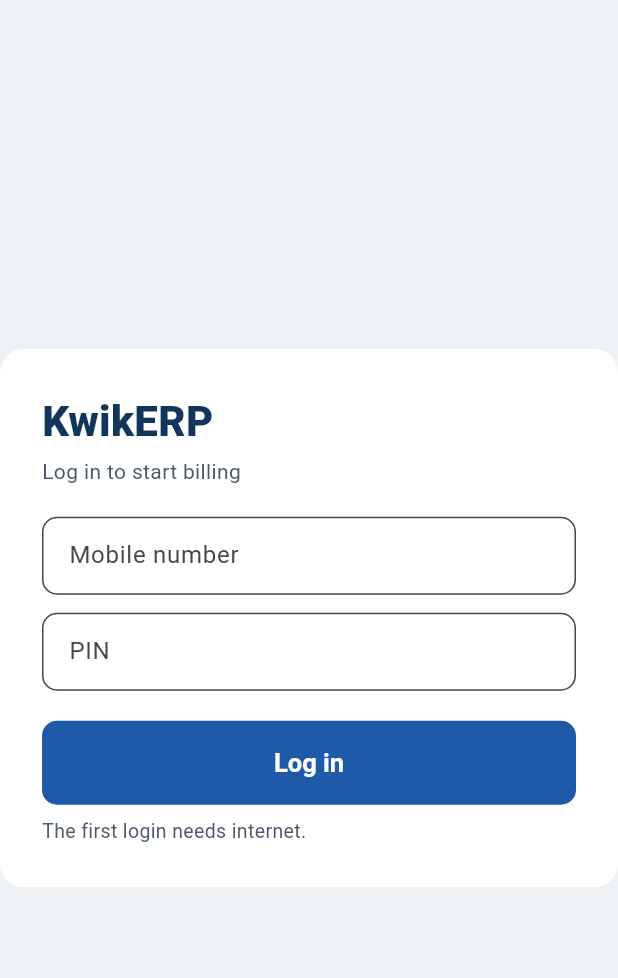
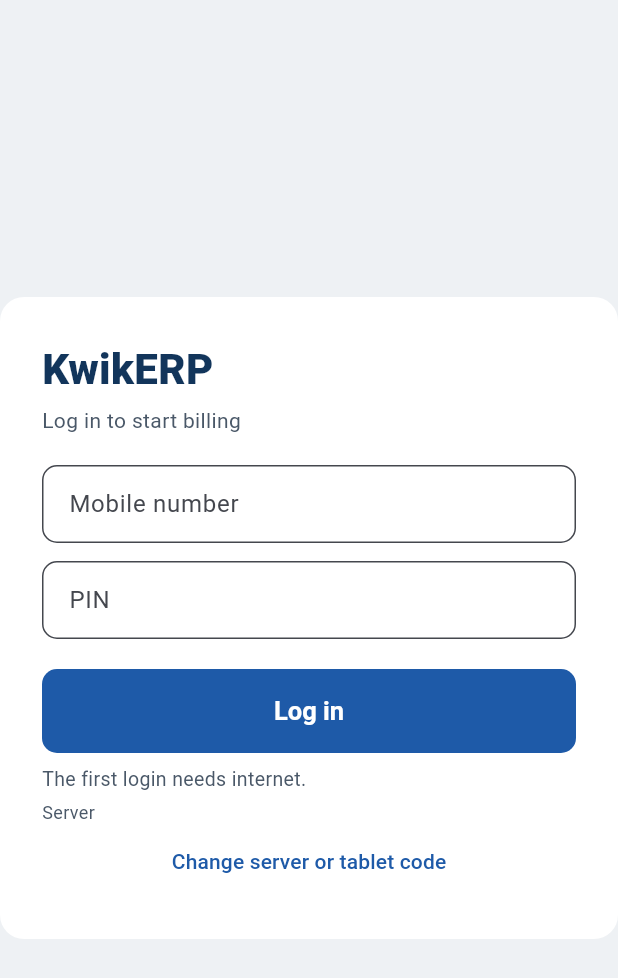
Before and after one commit to avipbizsolutions/kwikerp, a Flutter app: the LoginScreen screen opened directly, on a phone screen of 412 x 824 dp. Shown: the top 978 px of the screen. Run offline on Flutter 3.47's test engine with Material 3 defaults, Android fonts, the phone set to English and light mode, and no system bars; our stand-ins replace permission_handler, sqflite; missing offline and left inert: print_bluetooth_thermal; accounts and stored records are empty.

Commit message:
POS: clean up the typed server address, fix a saved bad one, add 'Change server or tablet code' on login
Co-Authored-By: Claude Opus 5.5 <noreply@anthropic.com>
Claude-Session: https://claude.ai/code/session_01Ay3sL3kwm8dMiZbotB4EHo

```diff
--- a/apps/pos/lib/ui/login_screen.dart
+++ b/apps/pos/lib/ui/login_screen.dart
@@ -61,6 +61,13 @@ class _LoginScreenState extends State<LoginScreen> {
                 FilledButton(onPressed: _busy ? null : _login, child: Text(_busy ? 'Logging in…' : 'Log in')),
                 const SizedBox(height: 8),
                 const Text('The first login needs internet.', style: TextStyle(color: Kc.muted, fontSize: 13)),
+                const SizedBox(height: 4),
+                Text('Server ${context.read<PosState>().serverUrl ?? ''}',
+                    style: const TextStyle(color: Kc.muted, fontSize: 12)),
+                TextButton(
+                  onPressed: () => context.read<PosState>().resetSetup(),
+                  child: const Text('Change server or tablet code'),
+                ),
               ],
             ),
           ),
--- a/apps/pos/lib/ui/setup_screen.dart
+++ b/apps/pos/lib/ui/setup_screen.dart
@@ -13,7 +13,7 @@ class SetupScreen extends StatefulWidget {
 }
 
 class _SetupScreenState extends State<SetupScreen> {
-  final _url = TextEditingController(text: 'https://');
+  final _url = TextEditingController(text: 'https://api.kwikerp.cloud/api');
   final _tenant = TextEditingController(text: 'TROIKA');
   final _device = TextEditingController();
 
```
Also changed, not shown: apps/pos/lib/core/pos_state.dart (+29 -2 lines), 1 other file.
